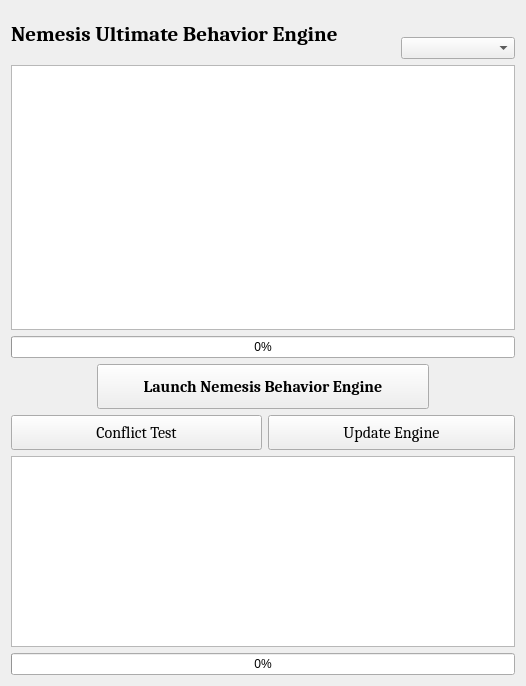
Above: Nemesis Main GUI/NemesisMainGUI.ui from ShikyoKira/Project-New-Reign---Nemesis-Main before the change. Below: the same form after it.
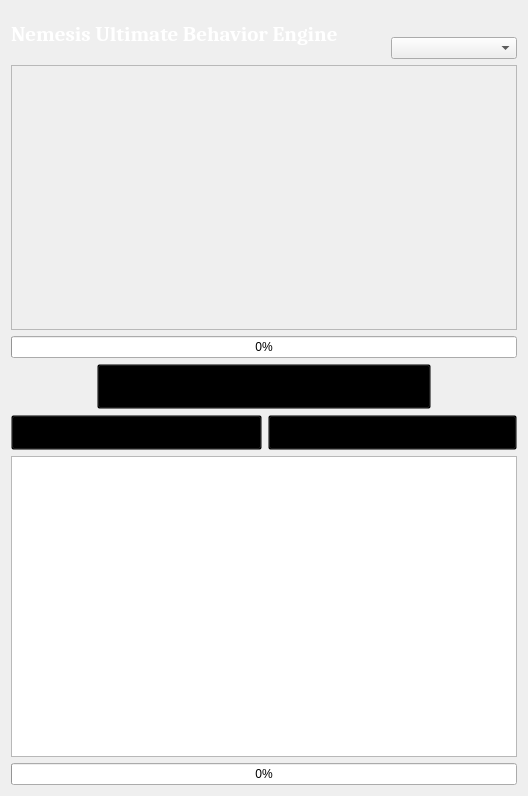
That is the form after the change. Icons and pictures are not drawn. Custom widgets are drawn as their Qt base class.

```diff
--- a/Nemesis Main GUI/NemesisMainGUI.ui
+++ b/Nemesis Main GUI/NemesisMainGUI.ui
@@ -6,8 +6,8 @@
    <rect>
     <x>0</x>
     <y>0</y>
-    <width>526</width>
-    <height>686</height>
+    <width>528</width>
+    <height>796</height>
    </rect>
   </property>
   <property name="sizePolicy">
@@ -18,25 +18,112 @@
   </property>
   <property name="minimumSize">
    <size>
-    <width>526</width>
+    <width>528</width>
     <height>559</height>
    </size>
   </property>
   <property name="maximumSize">
    <size>
-    <width>571</width>
+    <width>528</width>
     <height>800</height>
    </size>
   </property>
   <property name="windowTitle">
    <string>NemesisMainGUI</string>
   </property>
+  <property name="styleSheet">
+   <string notr="true">background-image: url(:/background/Resources/background.png);</string>
+  </property>
   <layout class="QGridLayout" name="gridLayout">
    <property name="sizeConstraint">
     <enum>QLayout::SetDefaultConstraint</enum>
    </property>
-   <item row="2" column="0" colspan="9">
-    <widget class="BehaviorListView" name="modView">
+   <item row="3" column="0" colspan="7">
+    <widget class="QProgressBar" name="animProgressBar">
+     <property name="toolTip">
+      <string>Green - Good
+Yellow - OK
+Red - Danger</string>
+     </property>
+     <property name="maximum">
+      <number>10000</number>
+     </property>
+     <property name="value">
+      <number>0</number>
+     </property>
+     <property name="alignment">
+      <set>Qt::AlignCenter</set>
+     </property>
+    </widget>
+   </item>
+   <item row="0" column="6">
+    <spacer name="verticalSpacer">
+     <property name="orientation">
+      <enum>Qt::Vertical</enum>
+     </property>
+     <property name="sizeType">
+      <enum>QSizePolicy::Fixed</enum>
+     </property>
+     <property name="sizeHint" stdset="0">
+      <size>
+       <width>20</width>
+       <height>20</height>
+      </size>
+     </property>
+    </spacer>
+   </item>
+   <item row="4" column="0">
+    <spacer name="horizontalSpacer">
+     <property name="orientation">
+      <enum>Qt::Horizontal</enum>
+     </property>
+     <property name="sizeType">
+      <enum>QSizePolicy::Fixed</enum>
+     </property>
+     <property name="sizeHint" stdset="0">
+      <size>
+       <width>80</width>
+       <height>20</height>
+      </size>
+     </property>
+    </spacer>
+   </item>
+   <item row="4" column="1" colspan="5">
+    <widget class="QPushButton" name="buttonLaunch">
+     <property name="sizePolicy">
+      <sizepolicy hsizetype="Expanding" vsizetype="Fixed">
+       <horstretch>0</horstretch>
+       <verstretch>0</verstretch>
+      </sizepolicy>
+     </property>
+     <property name="minimumSize">
+      <size>
+       <width>200</width>
+       <height>45</height>
+      </size>
+     </property>
+     <property name="font">
+      <font>
+       <family>Cambria</family>
+       <pointsize>12</pointsize>
+       <weight>75</weight>
+       <bold>true</bold>
+      </font>
+     </property>
+     <property name="cursor">
+      <cursorShape>PointingHandCursor</cursorShape>
+     </property>
+     <property name="styleSheet">
+      <string notr="true">background-color: transparent;
+background-image: url(:/background/Resources/button-launch.png);</string>
+     </property>
+     <property name="text">
+      <string>Launch Nemesis Behavior Engine</string>
+     </property>
+    </widget>
+   </item>
+   <item row="2" column="0" colspan="7">
+    <widget class="QFrame" name="frame">
      <property name="sizePolicy">
       <sizepolicy hsizetype="Expanding" vsizetype="Fixed">
        <horstretch>0</horstretch>
@@ -49,12 +136,48 @@
        <height>265</height>
       </size>
      </property>
+     <property name="styleSheet">
+      <string notr="true">background-image: url(:/background/Resources/main-log.png);</string>
+     </property>
+     <property name="frameShape">
+      <enum>QFrame::StyledPanel</enum>
+     </property>
+     <property name="frameShadow">
+      <enum>QFrame::Raised</enum>
+     </property>
+     <widget class="BehaviorListView" name="modView">
+      <property name="geometry">
+       <rect>
+        <x>30</x>
+        <y>20</y>
+        <width>431</width>
+        <height>231</height>
+       </rect>
+      </property>
+      <property name="sizePolicy">
+       <sizepolicy hsizetype="Expanding" vsizetype="Fixed">
+        <horstretch>0</horstretch>
+        <verstretch>0</verstretch>
+       </sizepolicy>
+      </property>
+      <property name="minimumSize">
+       <size>
+        <width>0</width>
+        <height>0</height>
+       </size>
+      </property>
      <property name="maximumSize">
       <size>
-       <width>16777215</width>
+        <width>510</width>
        <height>300</height>
       </size>
      </property>
+      <property name="styleSheet">
+       <string notr="true">background: transparent</string>
+      </property>
+      <property name="frameShape">
+       <enum>QFrame::NoFrame</enum>
+      </property>
      <property name="editTriggers">
       <set>QAbstractItemView::EditKeyPressed|QAbstractItemView::SelectedClicked</set>
      </property>
@@ -86,49 +209,10 @@
       <bool>false</bool>
      </attribute>
     </widget>
+    </widget>
    </item>
-   <item row="4" column="0">
-    <spacer name="horizontalSpacer">
-     <property name="orientation">
-      <enum>Qt::Horizontal</enum>
-     </property>
-     <property name="sizeType">
-      <enum>QSizePolicy::Fixed</enum>
-     </property>
-     <property name="sizeHint" stdset="0">
-      <size>
-       <width>80</width>
-       <height>20</height>
-      </size>
-     </property>
-    </spacer>
-   </item>
-   <item row="0" column="8">
-    <spacer name="verticalSpacer">
-     <property name="orientation">
-      <enum>Qt::Vertical</enum>
-     </property>
-     <property name="sizeType">
-      <enum>QSizePolicy::Fixed</enum>
-     </property>
-     <property name="sizeHint" stdset="0">
-      <size>
-       <width>20</width>
-       <height>20</height>
-      </size>
-     </property>
-    </spacer>
-   </item>
-   <item row="3" column="0" colspan="9">
-    <widget class="QProgressBar" name="animProgressBar">
-     <property name="toolTip">
-      <string>Green - Good
-Yellow - OK
-Red - Danger</string>
-     </property>
-     <property name="maximum">
-      <number>10000</number>
-     </property>
+   <item row="11" column="0" colspan="7">
+    <widget class="QProgressBar" name="progressBar">
      <property name="value">
       <number>0</number>
      </property>
@@ -137,7 +221,23 @@
      </property>
     </widget>
    </item>
-   <item row="10" column="0" colspan="9">
+   <item row="4" column="6">
+    <spacer name="horizontalSpacer_3">
+     <property name="orientation">
+      <enum>Qt::Horizontal</enum>
+     </property>
+     <property name="sizeType">
+      <enum>QSizePolicy::Fixed</enum>
+     </property>
+     <property name="sizeHint" stdset="0">
+      <size>
+       <width>80</width>
+       <height>20</height>
+      </size>
+     </property>
+    </spacer>
+   </item>
+   <item row="10" column="0" colspan="7">
     <widget class="QTextBrowser" name="textBrowser">
      <property name="sizePolicy">
       <sizepolicy hsizetype="Expanding" vsizetype="Expanding">
@@ -163,17 +263,7 @@
      </property>
     </widget>
    </item>
-   <item row="11" column="0" colspan="9">
-    <widget class="QProgressBar" name="progressBar">
-     <property name="value">
-      <number>0</number>
-     </property>
-     <property name="alignment">
-      <set>Qt::AlignCenter</set>
-     </property>
-    </widget>
-   </item>
-   <item row="0" column="0" rowspan="2" colspan="6">
+   <item row="0" column="0" rowspan="2" colspan="5">
     <widget class="QLabel" name="label">
      <property name="sizePolicy">
       <sizepolicy hsizetype="Preferred" vsizetype="Fixed">
@@ -195,6 +285,9 @@
        <bold>true</bold>
       </font>
      </property>
+     <property name="styleSheet">
+      <string notr="true">color: rgb(255, 255, 255);</string>
+     </property>
      <property name="text">
       <string>Nemesis Ultimate Behavior Engine</string>
      </property>
@@ -203,24 +296,8 @@
      </property>
     </widget>
    </item>
-   <item row="4" column="8">
-    <spacer name="horizontalSpacer_3">
-     <property name="orientation">
-      <enum>Qt::Horizontal</enum>
-     </property>
-     <property name="sizeType">
-      <enum>QSizePolicy::Fixed</enum>
-     </property>
-     <property name="sizeHint" stdset="0">
-      <size>
-       <width>80</width>
-       <height>20</height>
-      </size>
-     </property>
-    </spacer>
-   </item>
-   <item row="4" column="1" colspan="7">
-    <widget class="QPushButton" name="buttonLaunch">
+   <item row="5" column="3" colspan="4">
+    <widget class="QPushButton" name="buttonUpdate">
      <property name="sizePolicy">
       <sizepolicy hsizetype="Expanding" vsizetype="Fixed">
        <horstretch>0</horstretch>
@@ -229,34 +306,42 @@
      </property>
      <property name="minimumSize">
       <size>
-       <width>200</width>
-       <height>45</height>
+       <width>165</width>
+       <height>35</height>
+      </size>
+     </property>
+     <property name="maximumSize">
+      <size>
+       <width>1234</width>
+       <height>16777215</height>
       </size>
      </property>
      <property name="font">
       <font>
        <family>Cambria</family>
        <pointsize>12</pointsize>
-       <weight>75</weight>
-       <bold>true</bold>
       </font>
      </property>
      <property name="cursor">
       <cursorShape>PointingHandCursor</cursorShape>
      </property>
+     <property name="styleSheet">
+      <string notr="true">background-color: transparent;
+background-image: url(:/background/Resources/button-update-test.png);</string>
+     </property>
      <property name="text">
-      <string>Launch Nemesis Behavior Engine</string>
+      <string>Update Engine</string>
      </property>
     </widget>
    </item>
-   <item row="1" column="7" colspan="2">
+   <item row="1" column="5" colspan="2">
     <widget class="QComboBox" name="comboBox">
      <property name="contextMenuPolicy">
       <enum>Qt::ActionsContextMenu</enum>
      </property>
     </widget>
    </item>
-   <item row="5" column="0" colspan="4">
+   <item row="5" column="0" colspan="3">
     <widget class="QPushButton" name="buttonCheck">
      <property name="sizePolicy">
       <sizepolicy hsizetype="Expanding" vsizetype="Fixed">
@@ -285,45 +370,15 @@
      <property name="cursor">
       <cursorShape>PointingHandCursor</cursorShape>
      </property>
+     <property name="styleSheet">
+      <string notr="true">background-color: transparent;
+background-image: url(:/background/Resources/button-update-test.png);</string>
+     </property>
      <property name="text">
       <string>Conflict Test</string>
      </property>
     </widget>
    </item>
-   <item row="5" column="4" colspan="5">
-    <widget class="QPushButton" name="buttonUpdate">
-     <property name="sizePolicy">
-      <sizepolicy hsizetype="Expanding" vsizetype="Fixed">
-       <horstretch>0</horstretch>
-       <verstretch>0</verstretch>
-      </sizepolicy>
-     </property>
-     <property name="minimumSize">
-      <size>
-       <width>165</width>
-       <height>35</height>
-      </size>
-     </property>
-     <property name="maximumSize">
-      <size>
-       <width>1234</width>
-       <height>16777215</height>
-      </size>
-     </property>
-     <property name="font">
-      <font>
-       <family>Cambria</family>
-       <pointsize>12</pointsize>
-      </font>
-     </property>
-     <property name="cursor">
-      <cursorShape>PointingHandCursor</cursorShape>
-     </property>
-     <property name="text">
-      <string>Update Engine</string>
-     </property>
-    </widget>
-   </item>
   </layout>
  </widget>
  <layoutdefault spacing="6" margin="11"/>
```
Lines whose indentation alone changed are shown as unchanged.
